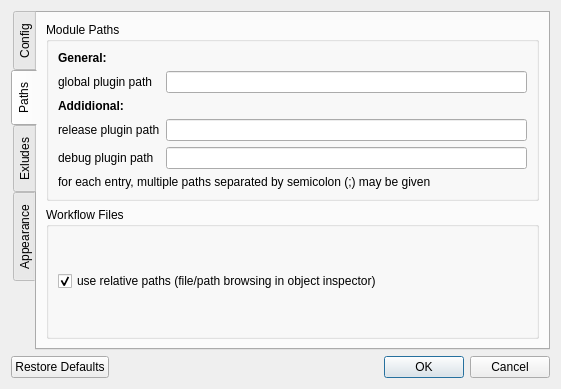
The window that src/OptionsDialog.ui (flowexpert/charon) describes before a commit, drawn with Qt 5.
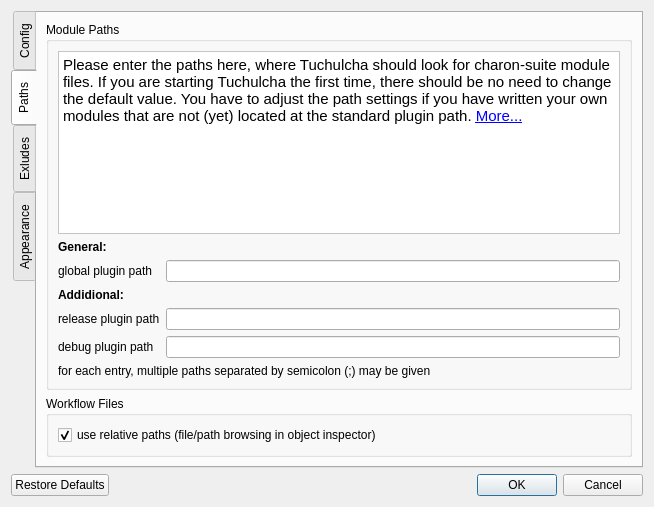
The same window after the commit. The open tabs and pages were chosen to show the change. Custom widgets are drawn as their Qt base class.

Patch:
```diff
--- a/src/OptionsDialog.ui
+++ b/src/OptionsDialog.ui
@@ -7,8 +7,8 @@
    <rect>
     <x>0</x>
     <y>0</y>
-    <width>561</width>
-    <height>384</height>
+    <width>654</width>
+    <height>507</height>
    </rect>
   </property>
   <property name="windowTitle">
@@ -154,6 +154,19 @@
            <enum>QFormLayout::AllNonFixedFieldsGrow</enum>
           </property>
           <item row="1" column="0">
+           <widget class="QLabel" name="label">
+            <property name="font">
+             <font>
+              <weight>75</weight>
+              <bold>true</bold>
+             </font>
+            </property>
+            <property name="text">
+             <string>General:</string>
+            </property>
+           </widget>
+          </item>
+          <item row="2" column="0">
            <widget class="QLabel" name="labelGPath">
             <property name="text">
              <string>global plugin path</string>
@@ -163,7 +176,7 @@
             </property>
            </widget>
           </item>
-          <item row="1" column="1">
+          <item row="2" column="1">
            <widget class="QDirEdit" name="eGlobPath">
             <property name="whatsThis">
              <string>&lt;h3&gt;Module installation directory:&lt;/h3&gt;
@@ -172,7 +185,27 @@
             </property>
            </widget>
           </item>
-          <item row="3" column="1">
+          <item row="3" column="0">
+           <widget class="QLabel" name="label_2">
+            <property name="font">
+             <font>
+              <weight>75</weight>
+              <bold>true</bold>
+             </font>
+            </property>
+            <property name="text">
+             <string>Addidional:</string>
+            </property>
+           </widget>
+          </item>
+          <item row="4" column="0">
+           <widget class="QLabel" name="lPPath">
+            <property name="text">
+             <string>release plugin path</string>
+            </property>
+           </widget>
+          </item>
+          <item row="4" column="1">
            <widget class="QDirEdit" name="ePrivPath">
             <property name="whatsThis">
              <string>&lt;!DOCTYPE HTML PUBLIC &quot;-//W3C//DTD HTML 4.0//EN&quot; &quot;http://www.w3.org/TR/REC-html40/strict.dtd&quot;&gt;
@@ -188,10 +221,7 @@
             </property>
            </widget>
           </item>
-          <item row="4" column="1">
-           <widget class="QDirEdit" name="ePrivPathD"/>
-          </item>
-          <item row="4" column="0">
+          <item row="5" column="0">
            <widget class="QLabel" name="lPPathD">
             <property name="text">
              <string>debug plugin path</string>
@@ -201,46 +231,42 @@
             </property>
            </widget>
           </item>
-          <item row="3" column="0">
-           <widget class="QLabel" name="lPPath">
-            <property name="text">
-             <string>release plugin path</string>
-            </property>
-           </widget>
+          <item row="5" column="1">
+           <widget class="QDirEdit" name="ePrivPathD"/>
           </item>
-          <item row="0" column="0">
-           <widget class="QLabel" name="label">
-            <property name="font">
-             <font>
-              <weight>75</weight>
-              <bold>true</bold>
-             </font>
-            </property>
-            <property name="text">
-             <string>General:</string>
-            </property>
-           </widget>
-          </item>
-          <item row="2" column="0">
-           <widget class="QLabel" name="label_2">
-            <property name="font">
-             <font>
-              <weight>75</weight>
-              <bold>true</bold>
-             </font>
-            </property>
-            <property name="text">
-             <string>Addidional:</string>
-            </property>
-           </widget>
-          </item>
-          <item row="5" column="0" colspan="2">
+          <item row="6" column="0" colspan="2">
            <widget class="QLabel" name="label_3">
             <property name="text">
              <string>for each entry, multiple paths separated by semicolon (;) may be given</string>
             </property>
            </widget>
           </item>
+          <item row="0" column="0" colspan="2">
+           <widget class="QTextBrowser" name="textBrowser">
+            <property name="styleSheet">
+             <string notr="true">*{background:white}</string>
+            </property>
+            <property name="documentTitle">
+             <string>path information</string>
+            </property>
+            <property name="undoRedoEnabled">
+             <bool>false</bool>
+            </property>
+            <property name="readOnly">
+             <bool>true</bool>
+            </property>
+            <property name="html">
+             <string>&lt;!DOCTYPE HTML PUBLIC &quot;-//W3C//DTD HTML 4.0//EN&quot; &quot;http://www.w3.org/TR/REC-html40/strict.dtd&quot;&gt;
+&lt;html&gt;&lt;head&gt;&lt;meta name=&quot;qrichtext&quot; content=&quot;1&quot; /&gt;&lt;title&gt;path information&lt;/title&gt;&lt;style type=&quot;text/css&quot;&gt;
+p, li { white-space: pre-wrap; }
+&lt;/style&gt;&lt;/head&gt;&lt;body style=&quot; font-family:'Cantarell'; font-size:11pt; font-weight:400; font-style:normal;&quot;&gt;
+&lt;p style=&quot; margin-top:0px; margin-bottom:0px; margin-left:0px; margin-right:0px; -qt-block-indent:0; text-indent:0px;&quot;&gt;Please enter the paths here, where Tuchulcha should look for charon-suite module files. If you are starting Tuchulcha the first time, there should be no need to change the default value. You have to adjust the path settings if you have written your own modules that are not (yet) located at the standard plugin path. &lt;a href=&quot;http://charon-suite.sourceforge.net/doc/tuchulcha/html/tuchulcha-options.html#options-paths&quot;&gt;&lt;span style=&quot; text-decoration: underline; color:#0000ff;&quot;&gt;More...&lt;/span&gt;&lt;/a&gt;&lt;/p&gt;&lt;/body&gt;&lt;/html&gt;</string>
+            </property>
+            <property name="openExternalLinks">
+             <bool>true</bool>
+            </property>
+           </widget>
+          </item>
          </layout>
         </widget>
        </item>
```
